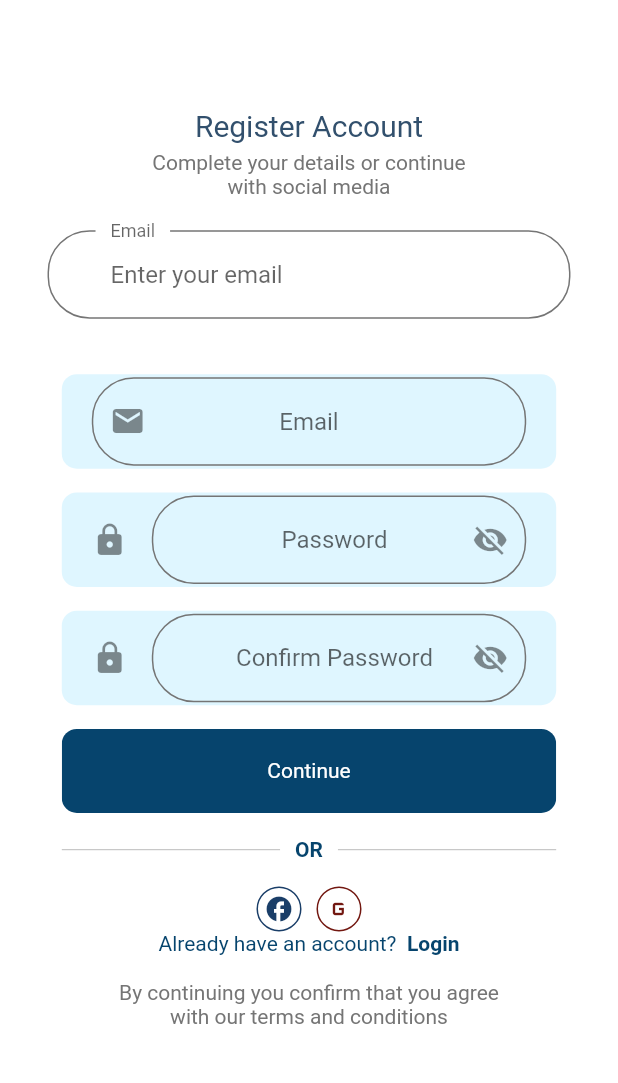
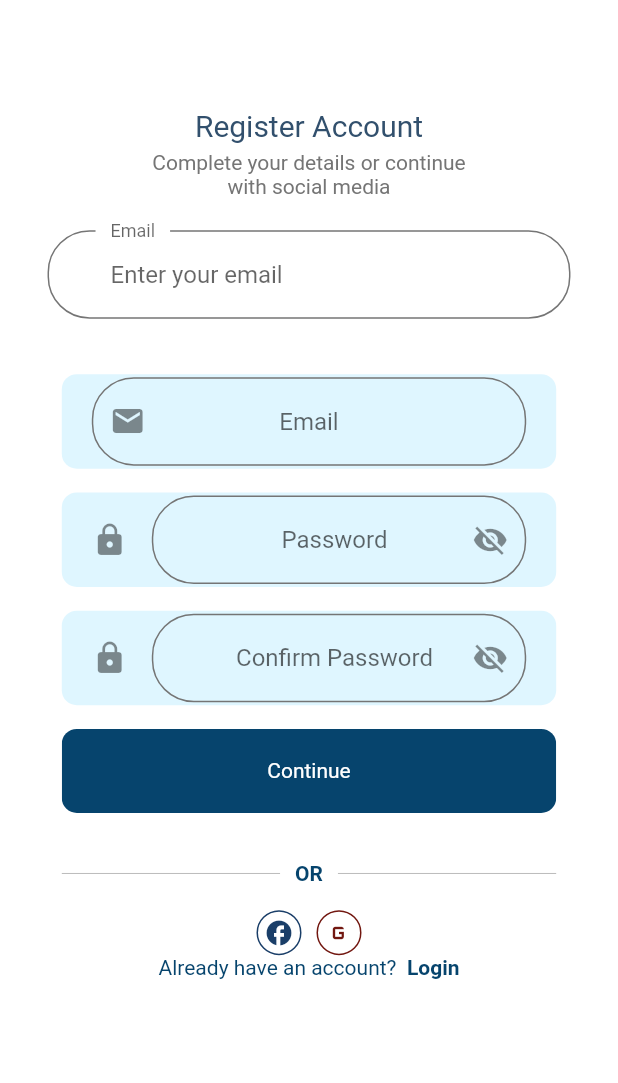
Before and after one commit to Joelodufu/kuziem, a Flutter app: the Body screen opened directly, on a phone screen of 412 x 824 dp, the part 84-1167 px from its top. Run offline on Flutter 3.47's test engine with Material 2 defaults, Android fonts, the light colour scheme and no system bars.

Commit message:
Revert "Added signup page and its input checks"
This reverts commit c20878817071b3cc4408b60c65e500f34069b84f.

```diff
--- a/lib/screens/mobile/Signup/components/body.dart
+++ b/lib/screens/mobile/Signup/components/body.dart
@@ -5,6 +5,7 @@ import 'package:kuziem/size_config.dart';
 
 import '../../../../constants.dart';
 import '../../components/already_have_an_account_check.dart';
+import '../../components/background.dart';
 import '../../login/login.dart';
 
 class Body extends StatelessWidget {
@@ -51,14 +52,6 @@ class Body extends StatelessWidget {
                 press: () {
                   Navigator.pushNamed(context, Login.routeName);
                 }),
-            Container(
-              margin:
-                  EdgeInsets.symmetric(vertical: SizeConfig.screnWidth * 0.04),
-              child: Text(
-                "By continuing you confirm that you agree \nwith our terms and conditions",
-                textAlign: TextAlign.center,
-              ),
-            )
           ],
         ),
       ),
--- a/lib/screens/mobile/Signup/components/sign_up_form.dart
+++ b/lib/screens/mobile/Signup/components/sign_up_form.dart
@@ -71,6 +71,7 @@ class _SignUpFormState extends State<SignUpForm> {
                   //Complete the form action
                 }
               }),
+          createPadding(),
         ],
       ),
     );
```
Also changed, not shown: lib/screens/mobile/complete_profile/complete_profile_screen.dart (deleted, +0 -13 lines), lib/screens/mobile/login/login.dart (+5 -5 lines).
